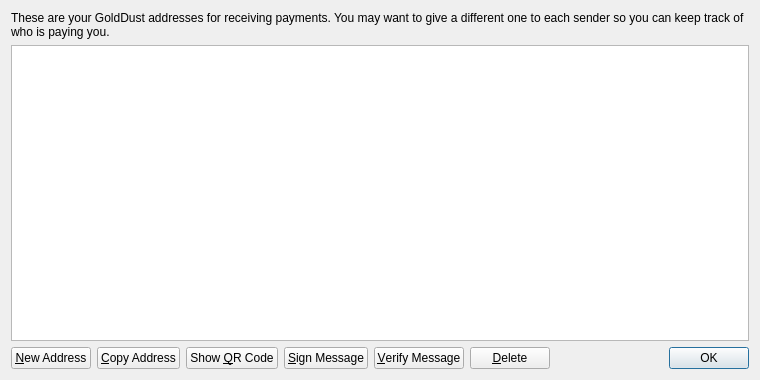
Before: the Qt Designer form src/qt/forms/addressbookpage.ui in sdmathis/template, drawn with Qt 5.
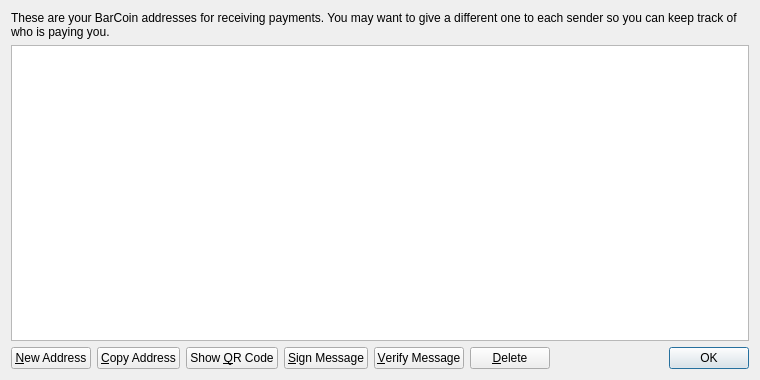
After: the same form once the commit is applied. Icons and pictures are not drawn.

The edit to the form file:
```diff
--- a/src/qt/forms/addressbookpage.ui
+++ b/src/qt/forms/addressbookpage.ui
@@ -17,7 +17,7 @@
    <item>
     <widget class="QLabel" name="labelExplanation">
      <property name="text">
-      <string>These are your GoldDust addresses for receiving payments. You may want to give a different one to each sender so you can keep track of who is paying you.</string>
+      <string>These are your BarCoin addresses for receiving payments. You may want to give a different one to each sender so you can keep track of who is paying you.</string>
      </property>
      <property name="textFormat">
       <enum>Qt::PlainText</enum>
```
